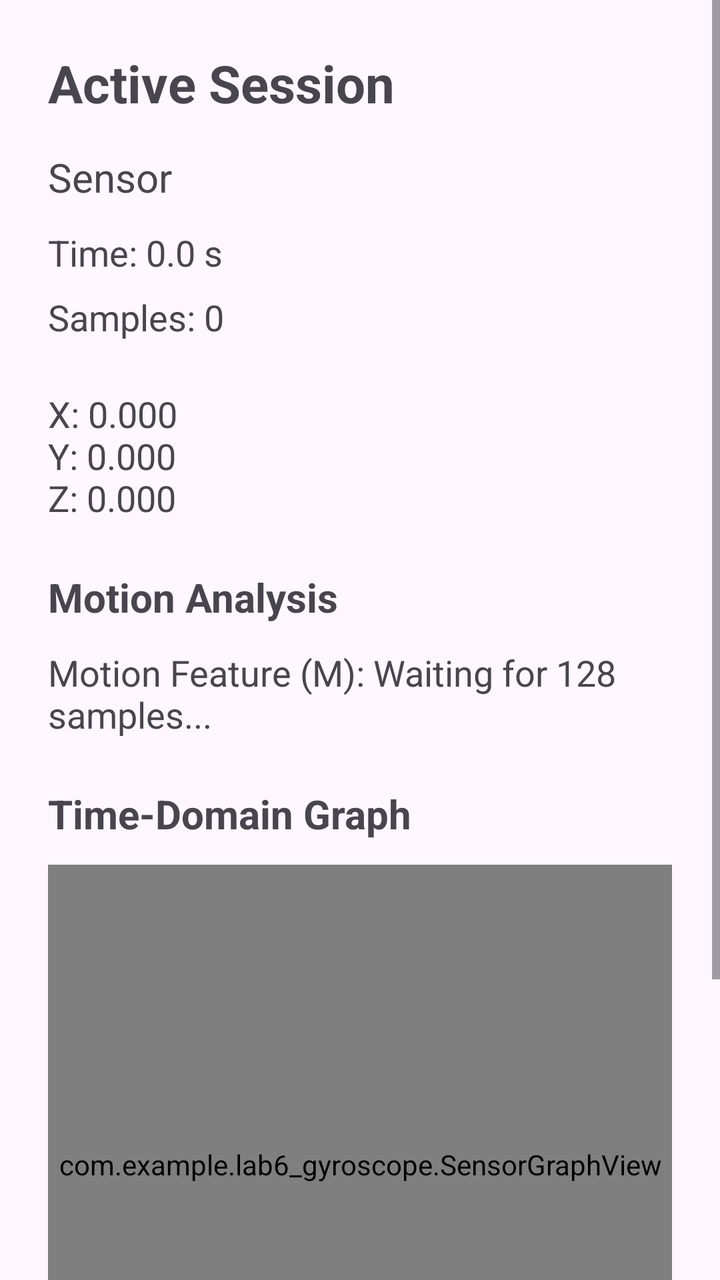
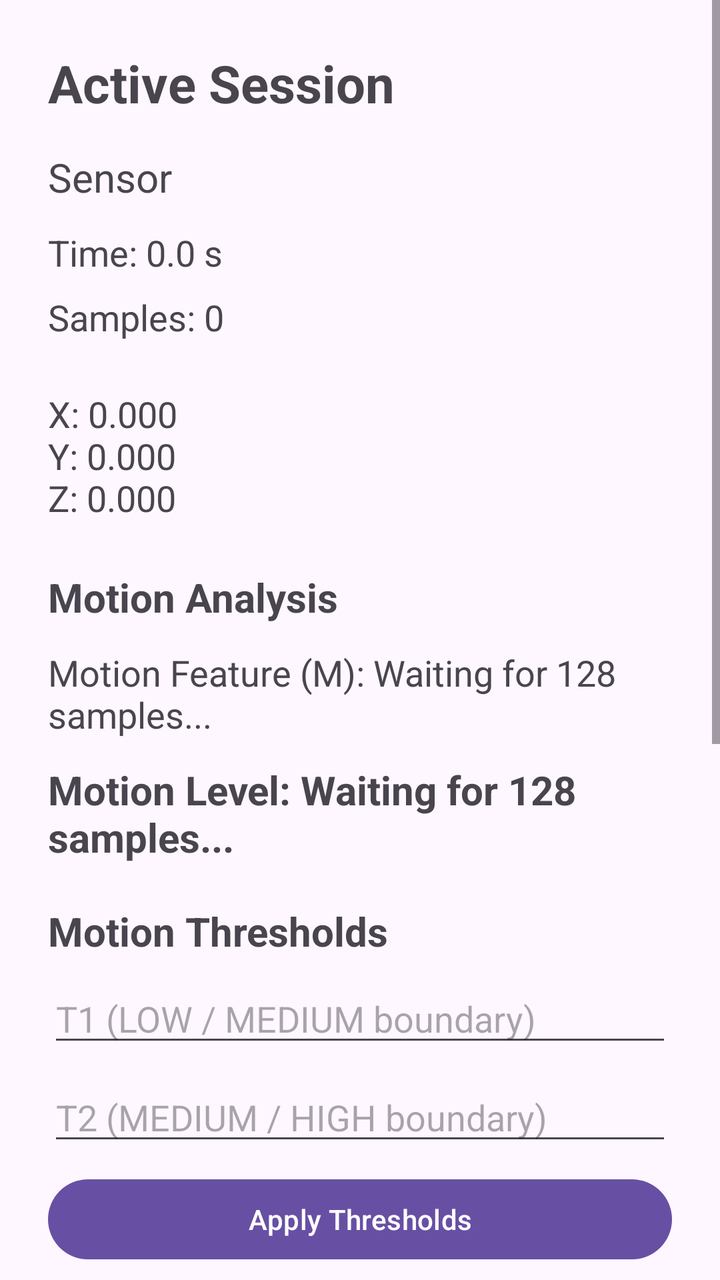

Screens rendered from an Android XML layout before and after an edit, with the pre-edit source and the edit as a unified diff.
<!-- AndroidManifest.xml: application theme Theme.Lab6Gyroscope -->
<!-- res/layout/activity_session.xml -->
<?xml version="1.0" encoding="utf-8"?>
<ScrollView xmlns:android="http://schemas.android.com/apk/res/android"
    android:layout_width="match_parent"
    android:layout_height="match_parent">

    <LinearLayout
        android:layout_width="match_parent"
        android:layout_height="wrap_content"
        android:orientation="vertical"
        android:padding="24dp">

        <TextView
            android:layout_width="match_parent"
            android:layout_height="wrap_content"
            android:text="Active Session"
            android:textSize="26sp"
            android:textStyle="bold" />

        <TextView
            android:id="@+id/tvSensorName"
            android:layout_width="match_parent"
            android:layout_height="wrap_content"
            android:text="Sensor"
            android:textSize="20sp"
            android:layout_marginTop="16dp" />

        <TextView
            android:id="@+id/tvElapsedTime"
            android:layout_width="match_parent"
            android:layout_height="wrap_content"
            android:text="Time: 0.0 s"
            android:textSize="18sp"
            android:layout_marginTop="12dp" />

        <TextView
            android:id="@+id/tvSampleCount"
            android:layout_width="match_parent"
            android:layout_height="wrap_content"
            android:text="Samples: 0"
            android:textSize="18sp"
            android:layout_marginTop="8dp" />

        <TextView
            android:id="@+id/tvSensorValues"
            android:layout_width="match_parent"
            android:layout_height="wrap_content"
            android:text="X: 0.000&#10;Y: 0.000&#10;Z: 0.000"
            android:textSize="18sp"
            android:layout_marginTop="24dp" />

        <TextView
            android:layout_width="match_parent"
            android:layout_height="wrap_content"
            android:text="Motion Analysis"
            android:textSize="20sp"
            android:textStyle="bold"
            android:layout_marginTop="24dp" />

        <TextView
            android:id="@+id/tvMotionFeature"
            android:layout_width="match_parent"
            android:layout_height="wrap_content"
            android:text="Motion Feature (M): Waiting for 128 samples..."
            android:textSize="18sp"
            android:layout_marginTop="12dp" />

        <TextView
            android:layout_width="match_parent"
            android:layout_height="wrap_content"
            android:text="Time-Domain Graph"
            android:textSize="20sp"
            android:textStyle="bold"
            android:layout_marginTop="24dp" />

        <com.example.lab6_gyroscope.SensorGraphView
            android:id="@+id/sensorGraph"
            android:layout_width="match_parent"
            android:layout_height="300dp"
            android:layout_marginTop="12dp"
            android:background="#F5F5F5" />

        <Button
            android:id="@+id/btnStopSession"
            android:layout_width="match_parent"
            android:layout_height="wrap_content"
            android:text="Stop Session"
            android:layout_marginTop="32dp" />

    </LinearLayout>
</ScrollView>
<!-- resources referenced by this layout -->
<resources>
  <style name="Theme.Lab6Gyroscope" parent="Base.Theme.Lab6Gyroscope" />
  <style name="Base.Theme.Lab6Gyroscope" parent="Theme.Material3.DayNight.NoActionBar">
          
          
      </style>
</resources>

<!-- the commit's change to res/layout/activity_session.xml (unified diff, before → after) -->
@@ -65,6 +65,46 @@
             android:layout_marginTop="12dp" />
 
         <TextView
+            android:id="@+id/tvMotionLevel"
+            android:layout_width="match_parent"
+            android:layout_height="wrap_content"
+            android:text="Motion Level: Waiting for 128 samples..."
+            android:textSize="20sp"
+            android:textStyle="bold"
+            android:layout_marginTop="12dp" />
+
+        <TextView
+            android:layout_width="match_parent"
+            android:layout_height="wrap_content"
+            android:text="Motion Thresholds"
+            android:textSize="20sp"
+            android:textStyle="bold"
+            android:layout_marginTop="20dp" />
+
+        <EditText
+            android:id="@+id/editThreshold1"
+            android:layout_width="match_parent"
+            android:layout_height="wrap_content"
+            android:hint="T1 (LOW / MEDIUM boundary)"
+            android:inputType="numberDecimal"
+            android:layout_marginTop="8dp" />
+
+        <EditText
+            android:id="@+id/editThreshold2"
+            android:layout_width="match_parent"
+            android:layout_height="wrap_content"
+            android:hint="T2 (MEDIUM / HIGH boundary)"
+            android:inputType="numberDecimal"
+            android:layout_marginTop="8dp" />
+
+        <Button
+            android:id="@+id/btnApplyThresholds"
+            android:layout_width="match_parent"
+            android:layout_height="wrap_content"
+            android:text="Apply Thresholds"
+            android:layout_marginTop="8dp" />
+
+        <TextView
             android:layout_width="match_parent"
             android:layout_height="wrap_content"
             android:text="Time-Domain Graph"
